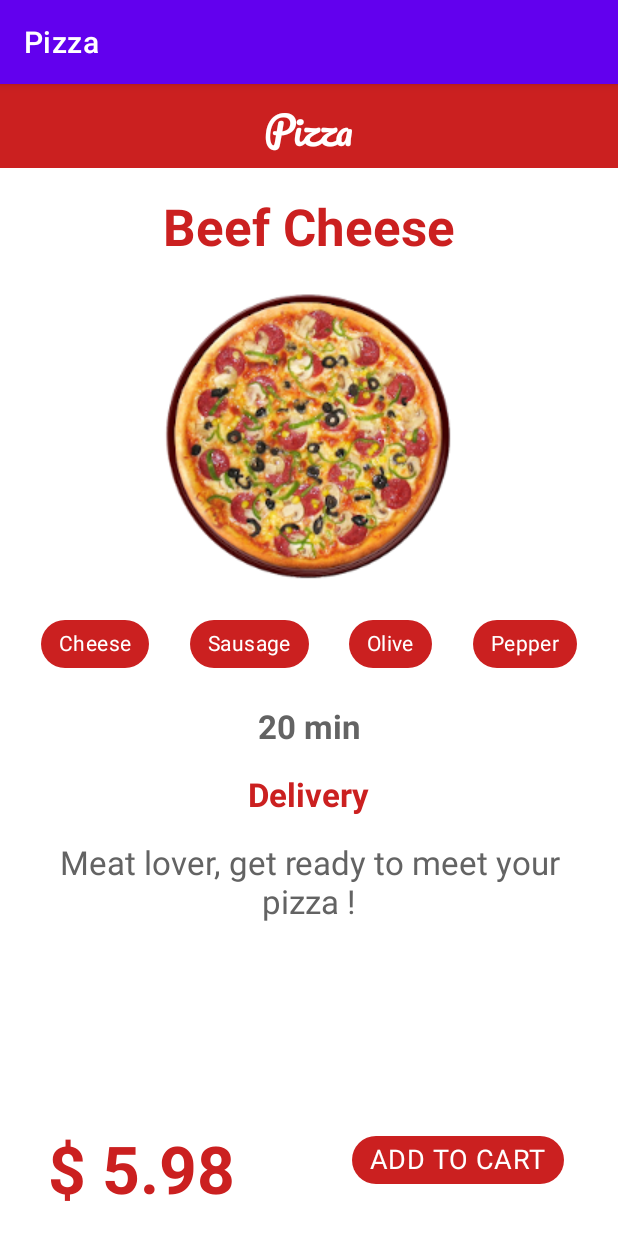
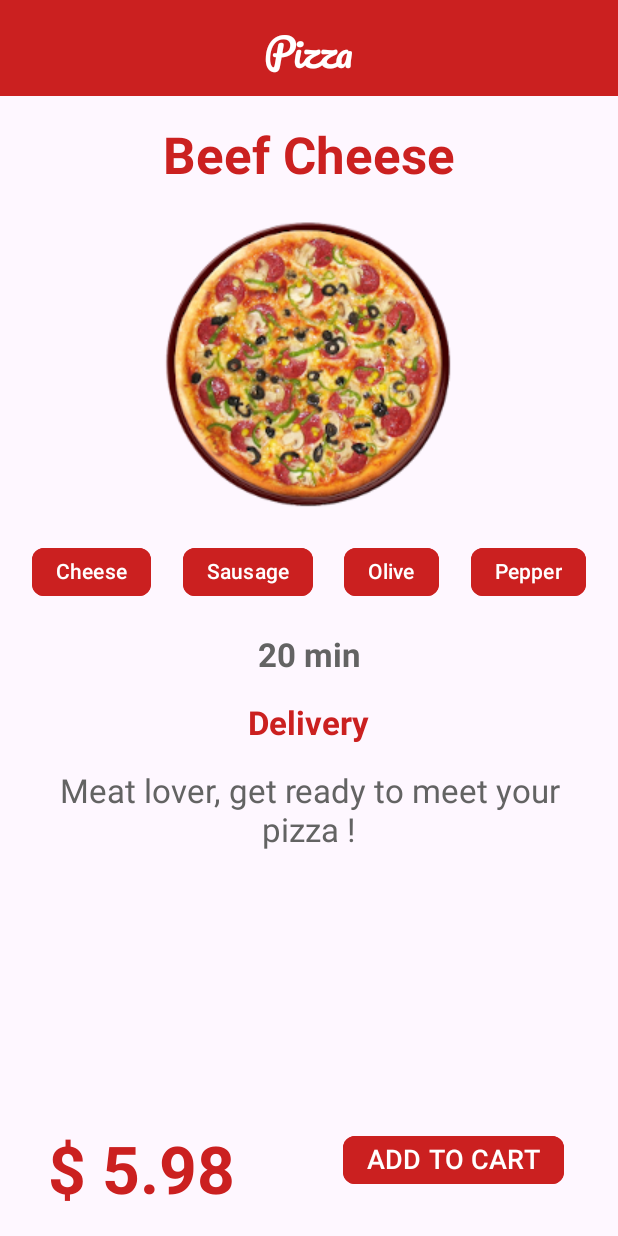
Before and after one commit to MuallaShn/Kotlin_Bootcamp, an Android app: the screen it shows after launch (MainActivity), on a phone screen of 412 x 824 dp. Run offline under Robolectric (Android 15) with nearby library versions, the phone set to English and light mode, and no system bars.

Commit message:
tasarim calismasi düzenlendi

```diff
--- a/app/src/main/res/values/colors.xml
+++ b/app/src/main/res/values/colors.xml
@@ -1,15 +1,8 @@
 <?xml version="1.0" encoding="utf-8"?>
 <resources>
-    <color name="purple_200">#FFBB86FC</color>
-    <color name="purple_500">#FF6200EE</color>
-    <color name="purple_700">#FF3700B3</color>
-    <color name="teal_200">#FF03DAC5</color>
-    <color name="teal_700">#FF018786</color>
     <color name="black">#FF000000</color>
     <color name="white">#FFFFFFFF</color>
-
     <color name="anaRenk">#CB2020</color>
     <color name="yaziRenk1">#FFFFFF</color>
     <color name="yaziRenk2">#636363</color>
-
 </resources>
--- a/app/src/main/res/values/themes.xml
+++ b/app/src/main/res/values/themes.xml
@@ -1,17 +1,9 @@
 <resources xmlns:tools="http://schemas.android.com/tools">
-    <!-- Base application theme. -->
-    <style name="Theme.TasarimCalismasi" parent="Theme.MaterialComponents.DayNight.DarkActionBar">
-        <!-- Primary brand color. -->
-        <item name="colorPrimary">@color/purple_500</item>
-        <item name="colorPrimaryVariant">@color/purple_700</item>
-        <item name="colorOnPrimary">@color/white</item>
-        <!-- Secondary brand color. -->
-        <item name="colorSecondary">@color/teal_200</item>
-        <item name="colorSecondaryVariant">@color/teal_700</item>
-        <item name="colorOnSecondary">@color/black</item>
-
-        <!-- Status bar color. -->
+    <!--  Base application theme.  -->
+    <style name="Base.Theme.TasarimCalismasi" parent="Theme.Material3.DayNight.NoActionBar">
+        <!--  Customize your light theme here.  -->
+        <!--  <item name="colorPrimary">@color/my_light_primary</item>  -->
         <item name="android:statusBarColor">@color/anaRenk</item>
-        <!-- Customize your theme here. -->
     </style>
+    <style name="Theme.TasarimCalismasi" parent="Base.Theme.TasarimCalismasi"/>
 </resources>
```
